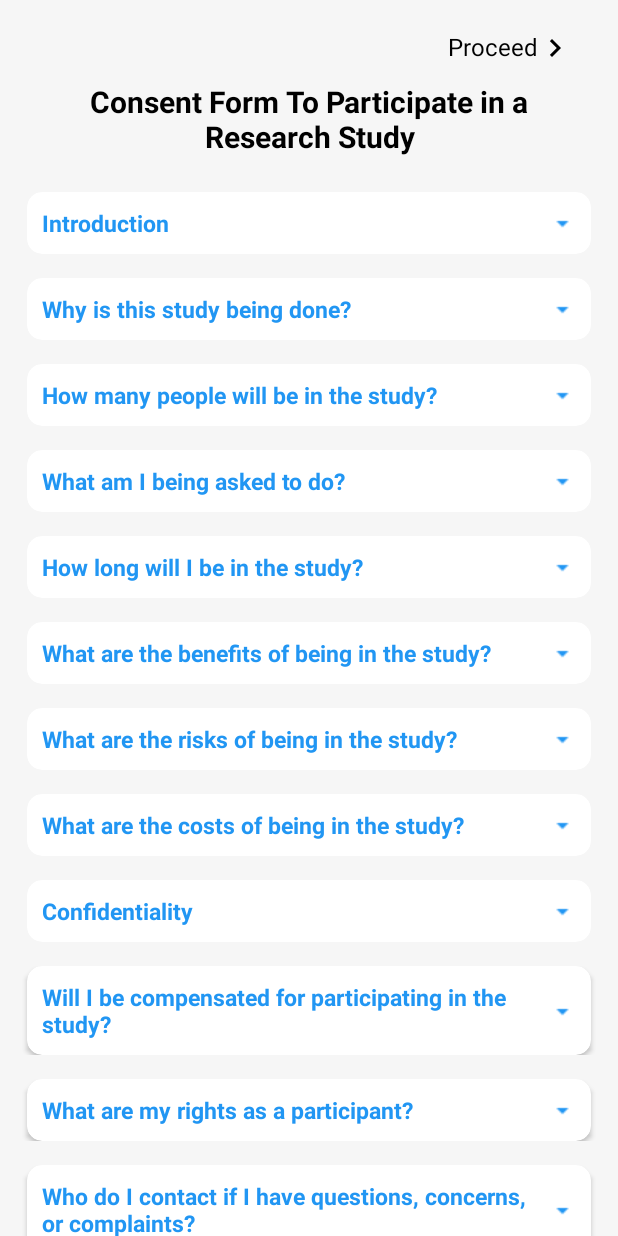
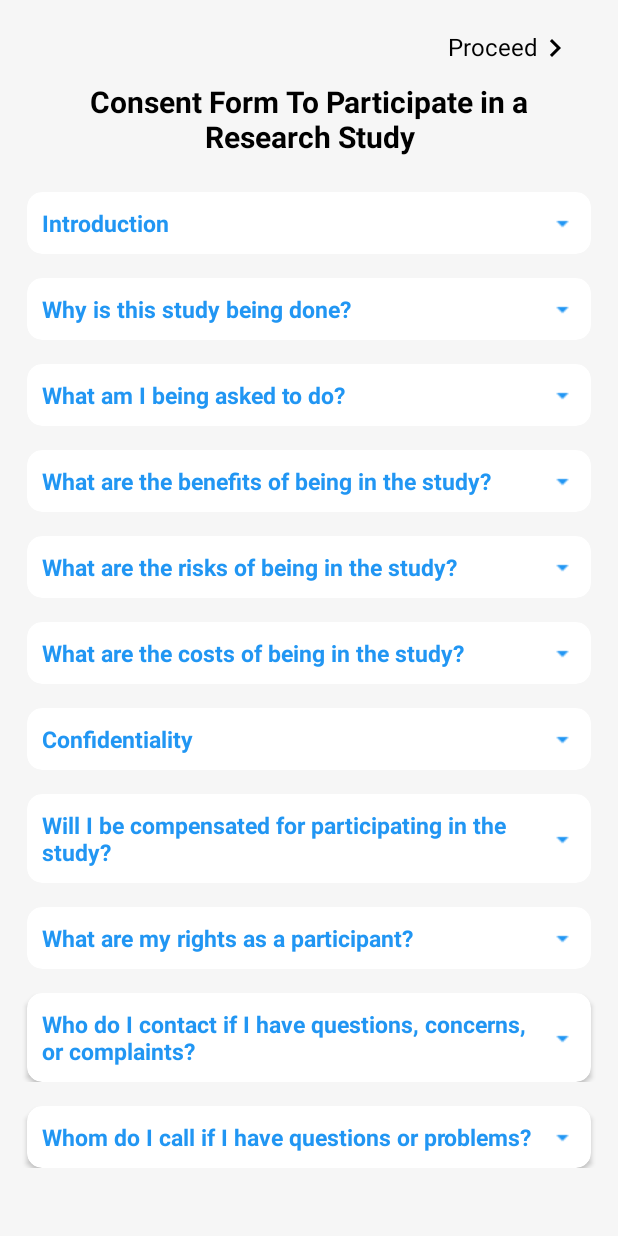
Before and after one commit to JayakodyJADKA/AttentionAssessment, an Android app: the ConsentFormActivity screen opened directly, with no data from a screen before it, on a phone screen of 412 x 824 dp. Run offline under Robolectric (Android 15) with nearby library versions, the light colour scheme and no system bars; Roboto replaces fonts that are not available here.

Commit message:
Consent Form Sinhala Implementation

```diff
--- a/app/src/main/java/com/anuththara18/attentionassessment/consentform/ConsentFormActivity.java
+++ b/app/src/main/java/com/anuththara18/attentionassessment/consentform/ConsentFormActivity.java
@@ -1,8 +1,10 @@
 package com.anuththara18.attentionassessment.consentform;
 
 import android.content.Intent;
+import android.os.Build;
 import android.os.Bundle;
 import android.view.View;
+import android.view.WindowManager;
 import android.widget.Button;
 import android.widget.TextView;
 
@@ -11,6 +13,7 @@ import androidx.recyclerview.widget.LinearLayoutManager;
 import androidx.recyclerview.widget.RecyclerView;
 
 import com.anuththara18.attentionassessment.R;
+import com.anuththara18.attentionassessment.language.LanguageSetter;
 
 import java.util.ArrayList;
 import java.util.List;
@@ -20,14 +23,26 @@ public class ConsentFormActivity extends AppCompatActivity {
     RecyclerView recyclerView;
     List<ConsentForm> consentFormList;
     private Boolean[] chkArr;
-
+    TextView textView, next;
 
     @Override
     protected void onCreate(Bundle savedInstanceState) {
         super.onCreate(savedInstanceState);
+        if (Build.VERSION.SDK_INT < 16) {
+            getWindow().setFlags(WindowManager.LayoutParams.FLAG_FULLSCREEN,
+                    WindowManager.LayoutParams.FLAG_FULLSCREEN);
+        }
+        View decorView = getWindow().getDecorView();
+        int uiOptions = View.SYSTEM_UI_FLAG_FULLSCREEN;
+        decorView.setSystemUiVisibility(uiOptions);
         setContentView(R.layout.activity_consent_form);
 
         recyclerView = findViewById(R.id.recyclerView);
+        textView = findViewById(R.id.textView);
+        next = findViewById(R.id.next);
+
+        textView.setText(LanguageSetter.getresources().getString(R.string.consentForm));
+        next.setText(LanguageSetter.getresources().getString(R.string.proceed));
 
         initData();
         initRecyclerView();
@@ -54,18 +69,16 @@ public class ConsentFormActivity extends AppCompatActivity {
         consentFormList = new ArrayList<>();
         consentFormList.add(new ConsentForm("Introduction", "Your child is being asked to participate in a research study. This research is being conducted to observe the behaviour of your child in order to develop an automated tool for screening attention impairments in young children. When you are invited to participate in research, you have the right to be informed about the study procedures so that you can decide whether you want to consent to participation. This form may contain words that you do not know. Please ask the researcher to explain any words or information that you do not understand. \n\n" +
                 "You have the right to know what you will be asked to do so that you can decide whether or not to be in the study. Your participation is voluntary . Your participation is not mandatory. You may refuse to be in the study, and it is your right. If you do not want to continue to be in the study, you may withdraw at any time without penalty or loss of benefits to which you are otherwise entitled."));
-        consentFormList.add(new ConsentForm("Why is this study being done?", "The purpose of this research is to observe the behaviour of children with the same condition as your child in order to help children who are not yet diagnosed in order to develop an automated screening tool for children with attention impairments. The child’s attention will be monitored through attention analysis."));
-        consentFormList.add(new ConsentForm("How many people will be in the study?", "**The Doctor at LRH and a research assistant outside the consultation room will be at LRH for data collection during the child’s sessions with the Doctor."));
-        consentFormList.add(new ConsentForm("What am I being asked to do?", "You will be asked to provide consent in order to collect data related to the attention of your child. The child will not be interfered at any stage where the Doctor is in session. This assessments will not interfere the Doctor’s engagement with the child. Furthermore, your data will be confidential, and it will not be shared with anyone else and your child’s identity will not be revealed at any cost."));
-        consentFormList.add(new ConsentForm("How long will I be in the study?", "This study will take the duration where the doctor examines the child during your regular LRH visits. You can stop participating at any time without penalty. This will not affect the consultation time the doctor attends to your child."));
+        consentFormList.add(new ConsentForm("Why is this study being done?", "The purpose of this research is to observe the behaviour of your child in order to help children who are not yet diagnosed in order to develop an automated screening tool for children with attention impairments. The child’s attention will be monitored through attention analysis."));
+        consentFormList.add(new ConsentForm("What am I being asked to do?", "You will be asked to provide consent in order to collect data related to the attention of your child. Furthermore, your data will be confidential, and it will not be shared with anyone else and your child’s identity will not be revealed at any cost."));
         consentFormList.add(new ConsentForm("What are the benefits of being in the study?", "Your participation will benefit the country since this is the first time a technology-based solution is proposed and developed in Sri Lanka for children with attention impairments."));
         consentFormList.add(new ConsentForm("What are the risks of being in the study?", "There are no risks involved to the child when participating to this research."));
         consentFormList.add(new ConsentForm("What are the costs of being in the study?", "There is no cost to you."));
         consentFormList.add(new ConsentForm("Confidentiality", "The data collected will be stored securely in a dedicated storage device at Sri Lanka Institute of Information Technology. Only the research team has the access to data. The researchers will ensure the confidentiality of the information collected where the child’s identity will not be revealed at any instance and the data will be used only for research purposes and will be destroyed in a secure manner once the research is complete."));
         consentFormList.add(new ConsentForm("Will I be compensated for participating in the study?", "You will receive no payment for taking part in this study."));
         consentFormList.add(new ConsentForm("What are my rights as a participant?", "Participation in this study is voluntary. Your participation is not mandatory. You will also be informed of any new information discovered during the course of this study that might influence your child’s health, welfare, or willingness to be in this study."));
-        consentFormList.add(new ConsentForm("Who do I contact if I have questions, concerns, or complaints?", "Please contact your Doctor or the research assistant if you have questions about the research. Additionally, you may ask questions, voice concerns or complaints to the research team."));
-        consentFormList.add(new ConsentForm("Whom do I call if I have questions or problems?", "If you have any questions regarding your rights as a participant in this research and/or concerns about the study, or if you feel under any pressure to enroll or to continue to participate in this study, you may contact the Dr Pradeepa Samarasinghe, Principle Investigator at Sri Lanka Institute of Information Technology at 0723537952 or pradeepa.s@sliit.lk . A copy of this Informed Consent form will be given to you before you participate in the research."));
+        consentFormList.add(new ConsentForm("Who do I contact if I have questions, concerns, or complaints?", "Please contact the research assistant or the research team if you have questions about the research."));
+        consentFormList.add(new ConsentForm("Whom do I call if I have questions or problems?", "If you have any questions regarding your rights as a participant in this research and/or concerns about the study, or if you feel under any pressure to enroll or to continue to participate in this study, you may contact the Dr Pradeepa Samarasinghe, Principle Investigator at Sri Lanka Institute of Information Technology at 0723537952 or pradeepa.s@sliit.lk ."));
     }
 
 }
--- a/app/src/main/java/com/anuththara18/attentionassessment/focused/FocusedAttentionGame1.java
+++ b/app/src/main/java/com/anuththara18/attentionassessment/focused/FocusedAttentionGame1.java
@@ -107,7 +107,7 @@ public class FocusedAttentionGame1 extends AppCompatActivity {
         red_btn = (ImageButton) findViewById(R.id.red_btn);
         textView = (TextView) findViewById(R.id.textView);
 
-        //textView.setText(LanguageSetter.getresources().getString(R.string.focg1));
+        textView.setText(LanguageSetter.getresources().getString(R.string.focg1));
 
         mp = MediaPlayer.create(getApplicationContext(), R.raw.focused);
         mp.start();
--- a/app/src/main/java/com/anuththara18/attentionassessment/language/LanguageActivity.java
+++ b/app/src/main/java/com/anuththara18/attentionassessment/language/LanguageActivity.java
@@ -21,7 +21,7 @@ public class LanguageActivity extends AppCompatActivity {
 
     ImageButton english_btn, sinhala_btn, sinhala_txt_btn;
     TextView english_txt;
-    String text = null;
+    public static String text = "English";
     TextView selectLanguage, next;
 
     @Override
--- a/app/src/main/java/com/anuththara18/attentionassessment/selective/SelectiveAttentionGame1.java
+++ b/app/src/main/java/com/anuththara18/attentionassessment/selective/SelectiveAttentionGame1.java
@@ -109,7 +109,7 @@ public class SelectiveAttentionGame1 extends AppCompatActivity {
         cross_btn = (ImageView) findViewById(R.id.cross_btn);
         textview = findViewById(R.id.textview);
 
-        //textview.setText(LanguageSetter.getresources().getString(R.string.select));
+        textview.setText(LanguageSetter.getresources().getString(R.string.select));
 
         mp = MediaPlayer.create(getApplicationContext(), R.raw.selective);
         mp.start();
--- a/app/src/main/java/com/anuththara18/attentionassessment/sustained/BirdChoosingActivity.java
+++ b/app/src/main/java/com/anuththara18/attentionassessment/sustained/BirdChoosingActivity.java
@@ -48,7 +48,7 @@ public class BirdChoosingActivity extends AppCompatActivity {
         l3 = findViewById(R.id.l3);
         l4 = findViewById(R.id.l4);
 
-        //textView8.setText(LanguageSetter.getresources().getString(R.string.birdselect));
+        textView8.setText(LanguageSetter.getresources().getString(R.string.birdselect));
 
         bird1.setOnClickListener(new View.OnClickListener() {
             @Override
--- a/app/src/main/res/layout/activity_get_signature.xml
+++ b/app/src/main/res/layout/activity_get_signature.xml
@@ -21,14 +21,14 @@
         android:layout_height="wrap_content"
         android:id="@+id/btnclear"
         android:layout_gravity="center"
-        android:text="Clear"/>
+        android:text="@string/clear"/>
 
     <Button
         android:layout_width="wrap_content"
         android:layout_height="wrap_content"
         android:id="@+id/btnsave"
         android:layout_gravity="center"
-        android:text="Save"/>
+        android:text="@string/save"/>
 
 
 </LinearLayout>
--- a/app/src/main/res/values/strings.xml
+++ b/app/src/main/res/values/strings.xml
@@ -30,7 +30,8 @@
     <string name="getSignature">Sign Here</string>
     <string name="proceed">Proceed</string>
     <string name="consentForm">Consent Form To Participate in a Research Study</string>
-
+    <string name="clear">Clear</string>
+    <string name="save">Save</string>
 
     <!-- Login Screen -->
     <string name="welcome">Welcome!</string>
```
Also changed, not shown: app/src/main/AndroidManifest.xml (+9 -5 lines), app/src/main/java/com/anuththara18/attentionassessment/age/AgeActivity.java (+8 -2 lines), app/src/main/java/com/anuththara18/attentionassessment/consentform/GetParentsConsentActivity.java (+13 -0 lines), app/src/main/java/com/anuththara18/attentionassessment/consentform/GetSignatureActivity.java (+13 -0 lines), app/src/main/java/com/anuththara18/attentionassessment/consentform/SinhalaConsentFormActivity.java (added, +83 -0 lines), 1 other file.
